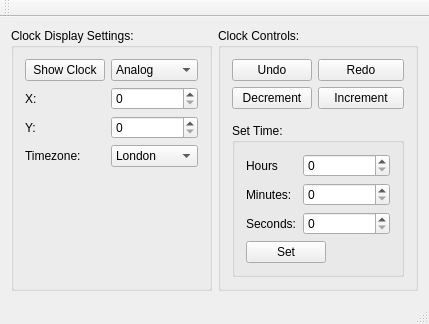
Qt form mainwindow.ui (LariscusObscurus/SWPClock) before a commit.
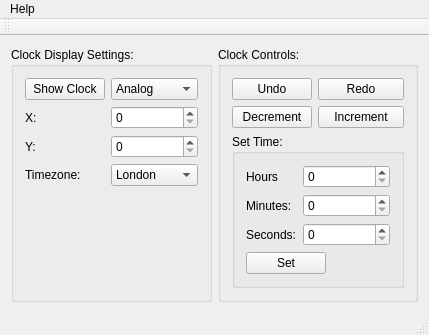
The same form after that commit.

Commit message: help command and helpdialog implemented

What changed in the file:
```diff
--- a/mainwindow.ui
+++ b/mainwindow.ui
@@ -223,6 +223,13 @@
      <height>18</height>
     </rect>
    </property>
+   <widget class="QMenu" name="menuHelp">
+    <property name="title">
+     <string>Help</string>
+    </property>
+    <addaction name="actionShow_Help"/>
+   </widget>
+   <addaction name="menuHelp"/>
   </widget>
   <widget class="QToolBar" name="mainToolBar">
    <attribute name="toolBarArea">
```
Left out of the diff: 7 changed lines with no effect on the pictures. The commit also changes 11 other files.
